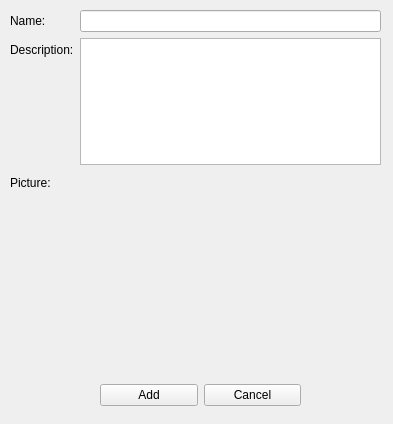
Wolframe/qtClient, file qt/apps/configurator/forms/category_add.ui: the form before one commit.
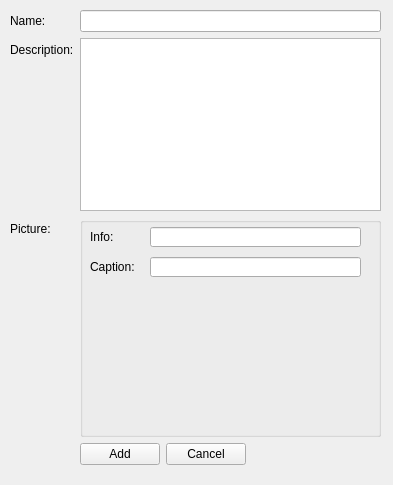
The form after the commit. Custom widgets are drawn as their Qt base class.

Commit message: adapted qtclient for image reading and writing (group matching to XML)

```diff
--- a/qt/apps/configurator/forms/category_add.ui
+++ b/qt/apps/configurator/forms/category_add.ui
@@ -7,7 +7,7 @@
     <x>0</x>
     <y>0</y>
     <width>393</width>
-    <height>424</height>
+    <height>485</height>
    </rect>
   </property>
   <property name="windowTitle">
@@ -19,10 +19,13 @@
      <x>10</x>
      <y>10</y>
      <width>371</width>
-     <height>361</height>
+     <height>455</height>
     </rect>
    </property>
    <layout class="QFormLayout" name="formLayout">
+    <property name="fieldGrowthPolicy">
+     <enum>QFormLayout::AllNonFixedFieldsGrow</enum>
+    </property>
     <item row="0" column="0">
      <widget class="QLabel" name="label_name">
       <property name="text">
@@ -43,37 +46,22 @@
       </property>
      </widget>
     </item>
-    <item row="2" column="0">
-     <widget class="QLabel" name="label">
-      <property name="text">
-       <string>Picture:</string>
-      </property>
-     </widget>
-    </item>
     <item row="1" column="1">
      <widget class="QPlainTextEdit" name="description"/>
     </item>
-    <item row="2" column="1">
-     <widget class="PictureChooser" name="picture" native="true">
-      <property name="minimumSize">
-       <size>
-        <width>0</width>
-        <height>200</height>
-       </size>
+    <item row="2" column="0">
+     <widget class="QLabel" name="label_picture">
+      <property name="text">
+       <string>Picture:</string>
       </property>
      </widget>
     </item>
-   </layout>
-  </widget>
-  <widget class="QWidget" name="horizontalLayoutWidget">
-   <property name="geometry">
-    <rect>
-     <x>100</x>
-     <y>380</y>
-     <width>201</width>
-     <height>31</height>
-    </rect>
-   </property>
+    <item row="3" column="1">
+     <layout class="QFormLayout" name="formLayout_2">
+      <property name="fieldGrowthPolicy">
+       <enum>QFormLayout::AllNonFixedFieldsGrow</enum>
+      </property>
+      <item row="0" column="0">
    <layout class="QHBoxLayout" name="horizontalLayout">
     <item>
      <widget class="QPushButton" name="add">
@@ -108,6 +96,85 @@
      </widget>
     </item>
    </layout>
+      </item>
+     </layout>
+    </item>
+    <item row="2" column="1">
+     <widget class="QGroupBox" name="picture">
+      <property name="minimumSize">
+       <size>
+        <width>0</width>
+        <height>220</height>
+       </size>
+      </property>
+      <property name="title">
+       <string/>
+      </property>
+      <widget class="PictureChooser" name="image">
+       <property name="geometry">
+        <rect>
+         <x>67</x>
+         <y>69</y>
+         <width>211</width>
+         <height>141</height>
+        </rect>
+       </property>
+       <property name="minimumSize">
+        <size>
+         <width>0</width>
+         <height>100</height>
+        </size>
+       </property>
+      </widget>
+      <widget class="QLabel" name="label_info">
+       <property name="geometry">
+        <rect>
+         <x>10</x>
+         <y>10</y>
+         <width>27</width>
+         <height>20</height>
+        </rect>
+       </property>
+       <property name="text">
+        <string>Info:</string>
+       </property>
+      </widget>
+      <widget class="QLineEdit" name="caption">
+       <property name="geometry">
+        <rect>
+         <x>70</x>
+         <y>40</y>
+         <width>211</width>
+         <height>20</height>
+        </rect>
+       </property>
+      </widget>
+      <widget class="QLabel" name="label_caption">
+       <property name="geometry">
+        <rect>
+         <x>10</x>
+         <y>40</y>
+         <width>52</width>
+         <height>20</height>
+        </rect>
+       </property>
+       <property name="text">
+        <string>Caption:</string>
+       </property>
+      </widget>
+      <widget class="QLineEdit" name="info">
+       <property name="geometry">
+        <rect>
+         <x>70</x>
+         <y>10</y>
+         <width>211</width>
+         <height>20</height>
+        </rect>
+       </property>
+      </widget>
+     </widget>
+    </item>
+   </layout>
   </widget>
  </widget>
  <customwidgets>
```
Left out of the diff: 4 changed lines with no effect on the pictures. Lines whose indentation alone changed are shown as unchanged. The commit also changes 6 other files.
